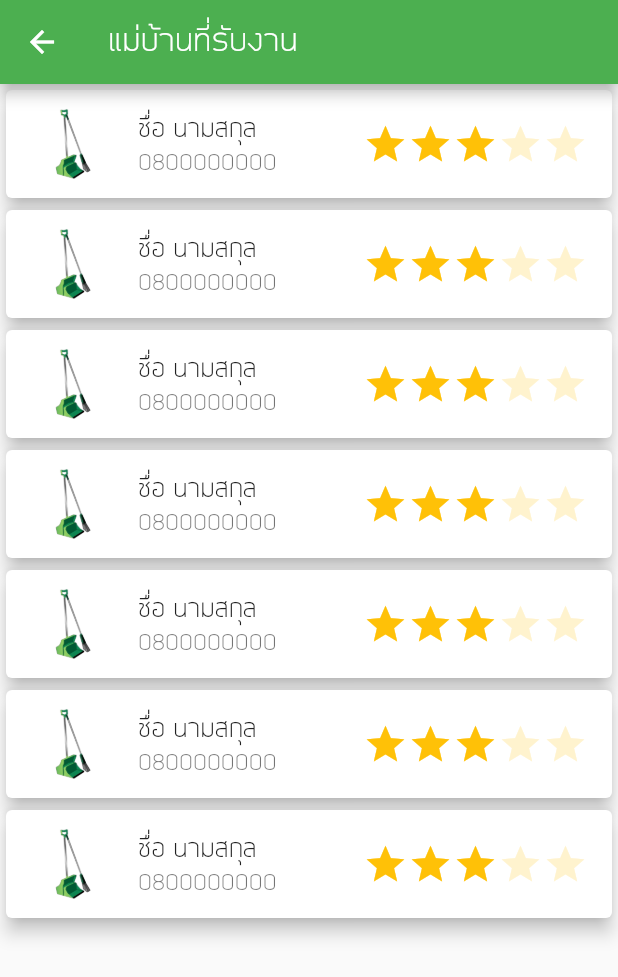
After one commit to ReemWSW/MaidService, a Flutter app: the WashMaidPage screen opened directly, on a phone screen of 412 x 824 dp. The commit adds this screen. Shown: the top 977 px of the screen. Run offline on Flutter 3.47's test engine with Material 2 defaults, Android fonts, the phone set to English and light mode, and no system bars; drawn by our look-alikes of flutter_rating_bar; our stand-ins replace date_time_picker, get.

Commit message:
create wash maid page

```diff
--- /dev/null
+++ b/lib/pages/wash/wash_maid.dart
@@ -0,0 +1,97 @@
+import 'package:flutter/material.dart';
+
+import 'package:flutter_rating_bar/flutter_rating_bar.dart';
+
+class WashMaidPage extends StatelessWidget {
+  const WashMaidPage({Key key}) : super(key: key);
+
+  @override
+  Widget build(BuildContext context) {
+    return Scaffold(
+        appBar: AppBar(
+          title: const Text('แม่บ้านที่รับงาน'),
+        ),
+        body: ListView.builder(
+            itemCount: 7,
+            itemBuilder: (BuildContext context, int index) {
+              return cardMaid();
+            })
+        // Column(
+        //   children: [
+        //     Card(
+        //       child: Container(
+        //         height: 100,
+        //         color: Colors.white,
+        //         child: Row(
+        //           children: [
+        //             Center(
+        //               child: Padding(
+        //                 padding: const EdgeInsets.all(10),
+        //                 child: Expanded(
+        //                   child: Image.asset("assets/images/login.png"),
+        //                   flex: 2,
+        //                 ),
+        //               ),
+        //             ),
+        //             Expanded(
+        //               child: Container(
+        //                 alignment: Alignment.topLeft,
+        //                 child: Column(
+        //                   crossAxisAlignment: CrossAxisAlignment.start,
+        //                   children: [
+        //                     const Expanded(
+        //                       flex: 5,
+        //                       child: ListTile(
+        //                         title: Text("ชื่อ นามสกุล"),
+        //                         subtitle: Text("0200031213"),
+        //                       ),
+        //                     ),
+        //                     RatingBarIndicator(
+        //                       rating: 3.0,
+        //                       itemBuilder: (context, index) => const Icon(
+        //                         Icons.star,
+        //                         color: Colors.amber,
+        //                       ),
+        //                       itemCount: 5,
+        //                       itemSize: 30.0,
+        //                       unratedColor: Colors.amber.withAlpha(50),
+        //                       direction: Axis.horizontal,
+        //                     ),
+        //                   ],
+        //                 ),
+        //               ),
+        //               flex: 8,
+        //             ),
+        //           ],
+        //         ),
+        //       ),
+        //       elevation: 8,
+        //       margin: const EdgeInsets.all(10),
+        //     ),
+        //   ],
+        // ),
+        );
+  }
+
+  Card cardMaid() {
+    return Card(
+      elevation: 5,
+      child: ListTile(
+        leading: SizedBox(child: Image.asset('assets/images/login.png')),
+        title: const Text('ชื่อ นามสกุล'),
+        subtitle: const Text('0800000000'),
+        trailing: RatingBarIndicator(
+          rating: 3.0,
+          itemBuilder: (context, index) => const Icon(
+            Icons.star,
+            color: Colors.amber,
+          ),
+          itemCount: 5,
+          itemSize: 30.0,
+          unratedColor: Colors.amber.withAlpha(50),
+          direction: Axis.horizontal,
+        ),
+      ),
+    );
+  }
+}
--- a/lib/pages/wash/wash_screen.dart
+++ b/lib/pages/wash/wash_screen.dart
@@ -2,6 +2,7 @@ import 'package:date_time_picker/date_time_picker.dart';
 import 'package:flutter/material.dart';
 
 import 'wash_detail_screen.dart';
+import 'wash_maid.dart';
 
 class WashScreen extends StatelessWidget {
   const WashScreen({Key key}) : super(key: key);
@@ -102,11 +103,11 @@ class WashScreen extends StatelessWidget {
                       TextButton(
                         onPressed: () {
                           Navigator.pop(context, 'OK');
-                          // Navigator.push(
-                          //   context,
-                          //   MaterialPageRoute(
-                          //       builder: (context) => const SecondRoute()),
-                          // );
+                          Navigator.push(
+                            context,
+                            MaterialPageRoute(
+                                builder: (context) => const WashMaidPage()),
+                          );
                         },
                         child: const Text('ตกลง'),
                       ),
--- a/pubspec.yaml
+++ b/pubspec.yaml
@@ -36,6 +36,7 @@ dependencies:
   cupertino_icons: ^1.0.2
   get: ^3.24.0
   date_time_picker: ^2.1.0
+  flutter_rating_bar: ^4.0.0
 
 dev_dependencies:
   flutter_test:
```
